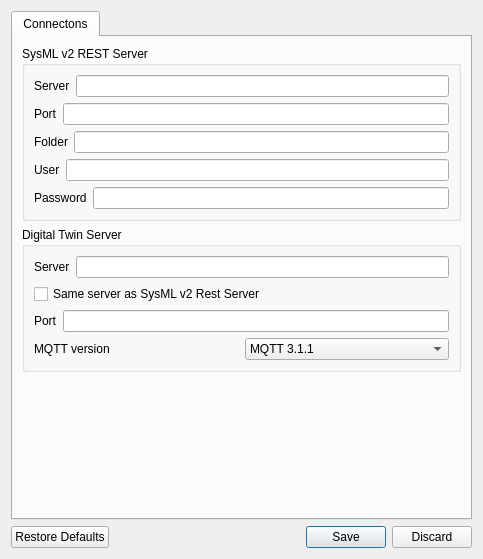
Protestator-Research/Digital-Twin, file DTClient/ui/SettingsDialog.ui: the form before one commit.
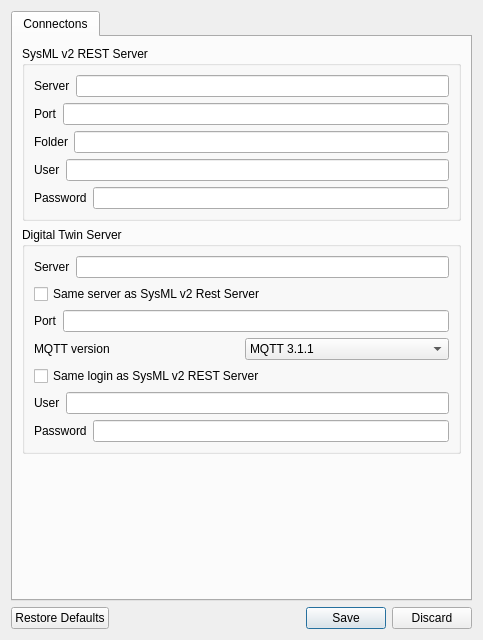
The form after the commit.

Patch:
```diff
--- a/DTClient/ui/SettingsDialog.ui
+++ b/DTClient/ui/SettingsDialog.ui
@@ -7,7 +7,7 @@
     <x>0</x>
     <y>0</y>
     <width>483</width>
-    <height>559</height>
+    <height>640</height>
    </rect>
   </property>
   <property name="windowTitle">
@@ -185,6 +185,45 @@
             </item>
            </layout>
           </item>
+          <item>
+           <widget class="QCheckBox" name="SameLoginCheckBox">
+            <property name="text">
+             <string>Same login as SysML v2 REST Server</string>
+            </property>
+           </widget>
+          </item>
+          <item>
+           <layout class="QHBoxLayout" name="horizontalLayout_dtuser">
+            <item>
+             <widget class="QLabel" name="label_dtuser">
+              <property name="text">
+               <string>User</string>
+              </property>
+             </widget>
+            </item>
+            <item>
+             <widget class="QLineEdit" name="DTUserLineEdit"/>
+            </item>
+           </layout>
+          </item>
+          <item>
+           <layout class="QHBoxLayout" name="horizontalLayout_dtpassword">
+            <item>
+             <widget class="QLabel" name="label_dtpassword">
+              <property name="text">
+               <string>Password</string>
+              </property>
+             </widget>
+            </item>
+            <item>
+             <widget class="QLineEdit" name="DTPasswordLineEdit">
+              <property name="echoMode">
+               <enum>QLineEdit::Password</enum>
+              </property>
+             </widget>
+            </item>
+           </layout>
+          </item>
          </layout>
         </widget>
        </item>
```
